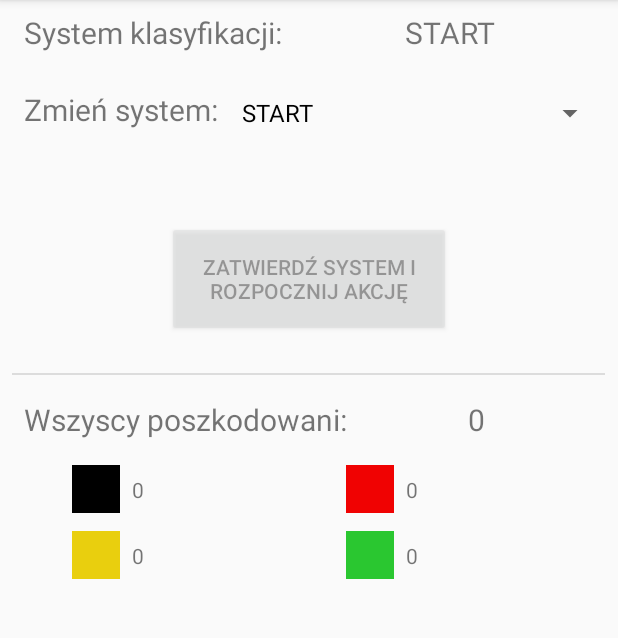
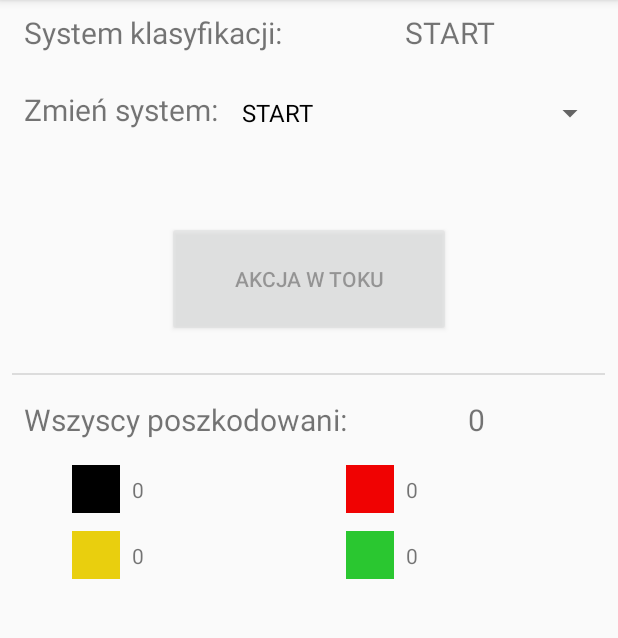
Before and after one commit to Michal-Madarasz/coordinator_app, an Android app: the screen it shows after launch (MainActivity), after a tap on "ZATWIERDŹ SYSTEM I ROZPOCZNIJ AKCJĘ", on a phone screen of 412 x 824 dp, the part 84-722 px from its top. Run offline under Robolectric (Android 15) with nearby library versions, the phone set to English and light mode, and no system bars; libraries missing offline, so code that uses them is left out: org.javatuples; 3 statements that could not run were skipped.

Commit message:
Feedback o starcie akcji

```diff
--- a/app/src/main/java/com/example/coordinator_app/MainActivity.java
+++ b/app/src/main/java/com/example/coordinator_app/MainActivity.java
@@ -256,6 +256,7 @@ public class MainActivity extends AppCompatActivity {
                 String system = (String)spnr.getSelectedItem();
                 TextView t = findViewById(R.id.classification_system_val); t.setText(system);
                 startAdvertising();
+                ((Button)view).setText("Akcja w toku");
                 view.setAlpha(.4f);
             }
         });
```
